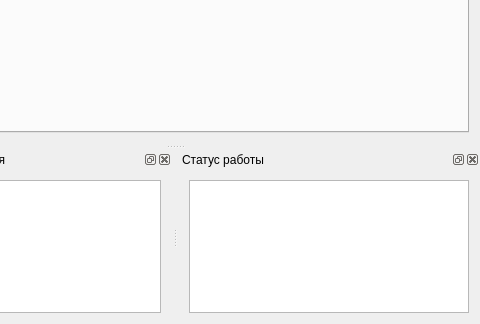
Qt form terminal/src/mainwindow.ui (Automiq/alpha.protort) before a commit; both pictures show x 131 to 611 and y 126 to 450 of the 611 by 450 pixel window.
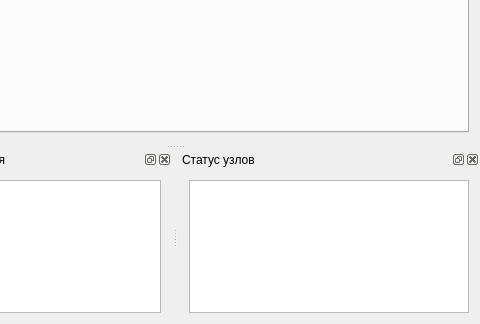
The same form after that commit. Icons and pictures are not drawn.

Commit message: Реализована базовая возможность вывода статуса узлов

The edit to the form file:
```diff
--- a/terminal/src/mainwindow.ui
+++ b/terminal/src/mainwindow.ui
@@ -120,7 +120,7 @@
   </widget>
   <widget class="QDockWidget" name="dockWidget_statistic">
    <property name="windowTitle">
-    <string>Статус работы</string>
+    <string>Статус узлов</string>
    </property>
    <attribute name="dockWidgetArea">
     <number>8</number>
```
Left out of the diff: 4 changed lines with no effect on the pictures. The commit also changes 3 other files.
